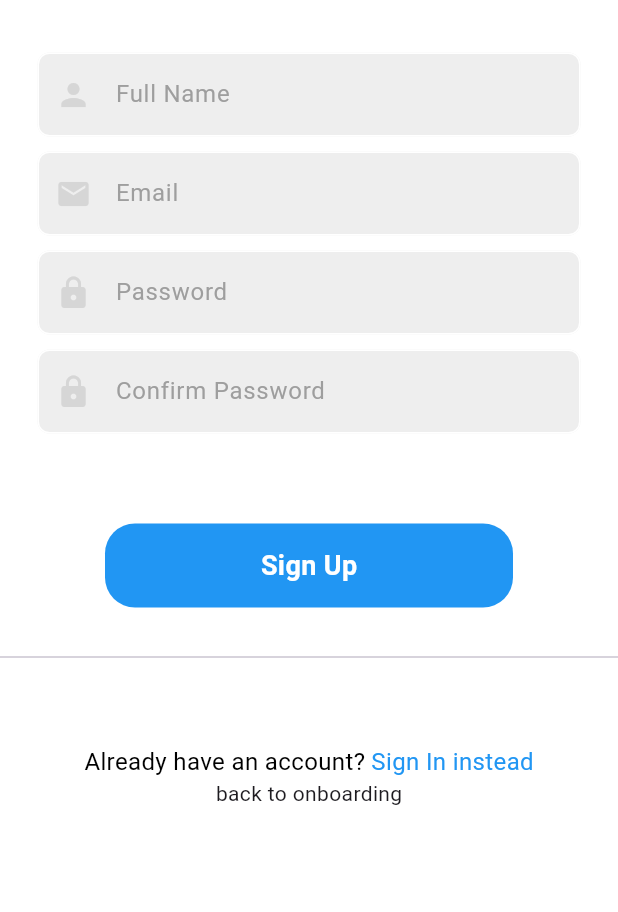
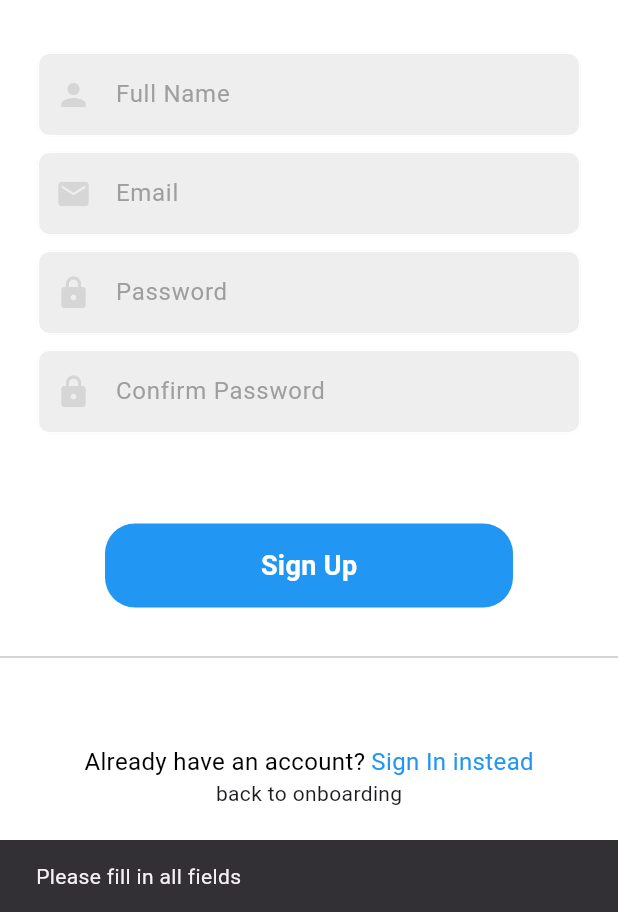
Before and after one commit to avillann00/event-organizer, a Flutter app: the RegisterPage screen opened by its route, after a tap on "Sign Up", on a phone screen of 412 x 824 dp, the part 324-1236 px from its top. Run offline on Flutter 3.47's test engine with Material 3 defaults, Android fonts, the phone set to English and light mode, and no system bars; our stand-ins replace geolocator, google_maps_flutter, lottie, smooth_page_indicator.

Commit message:
(Login/register) add user feedback with Snackbars to auth and address warnings

```diff
--- a/mobile/lib/components/auth_button.dart
+++ b/mobile/lib/components/auth_button.dart
@@ -1,7 +1,4 @@
 import 'package:flutter/material.dart';
-import 'package:http/http.dart' as http;
-import 'dart:convert';
-import 'dart:async';
 
 class AuthButton extends StatelessWidget {
 
--- a/mobile/lib/intro_screens/intro_page_1.dart
+++ b/mobile/lib/intro_screens/intro_page_1.dart
@@ -2,6 +2,7 @@ import 'package:flutter/material.dart';
 import 'package:lottie/lottie.dart';
 
 class IntroPage1 extends StatelessWidget {
+  const IntroPage1({super.key});
   @override
   Widget build(BuildContext context){
     return Container(
--- a/mobile/lib/intro_screens/intro_page_2.dart
+++ b/mobile/lib/intro_screens/intro_page_2.dart
@@ -2,6 +2,7 @@ import 'package:flutter/material.dart';
 import 'package:lottie/lottie.dart';
 
 class IntroPage2 extends StatelessWidget {
+  const IntroPage2({super.key});
   @override
   Widget build(BuildContext context){
     return Container(
--- a/mobile/lib/intro_screens/intro_page_3.dart
+++ b/mobile/lib/intro_screens/intro_page_3.dart
@@ -2,6 +2,7 @@ import 'package:flutter/material.dart';
 import 'package:lottie/lottie.dart';
 
 class IntroPage3 extends StatelessWidget {
+  const IntroPage3({super.key});
   @override
   Widget build(BuildContext context){
     return Container(
--- a/mobile/lib/pages/map_page.dart
+++ b/mobile/lib/pages/map_page.dart
@@ -87,7 +87,7 @@ class _MapPageState extends State<MapPage>{
                           leading: const Icon(Icons.search),
                           hintText: 'Search',
                           backgroundColor: WidgetStateProperty.all(
-                            Colors.white.withOpacity(0.9),
+                            Colors.white.withValues(alpha: 0.9),
                           ),
                           shadowColor: WidgetStateProperty.all(Colors.black),
                           elevation: WidgetStateProperty.all(4.0),
@@ -103,7 +103,7 @@ class _MapPageState extends State<MapPage>{
                       ),
                       const SizedBox(width: 10),
                       Material(
-                        color: Colors.white.withOpacity(0.9),
+                        color: Colors.white.withValues(alpha: 0.9),
                         shape: const CircleBorder(),
                         elevation: 4,
                         child: IconButton(
--- a/mobile/lib/pages/onboarding_screen.dart
+++ b/mobile/lib/pages/onboarding_screen.dart
@@ -16,7 +16,7 @@ class OnBoardingScreen extends StatefulWidget {
 class _OnBoardingScreenState extends State<OnBoardingScreen> {
 
   // this controller keeps track of what page we're on
-  PageController _controller = PageController();
+  final PageController _controller = PageController();
 
   bool onLastPage = false;
 
--- a/mobile/lib/pages/profile_page.dart
+++ b/mobile/lib/pages/profile_page.dart
@@ -1,6 +1,7 @@
 import 'package:flutter/material.dart';
 
 class ProfilePage extends StatelessWidget{
+  const ProfilePage({super.key});
 
   @override
   Widget build(BuildContext context){
--- a/mobile/lib/pages/register_page.dart
+++ b/mobile/lib/pages/register_page.dart
@@ -16,17 +16,23 @@ class RegisterPage extends StatelessWidget {
 
   Future<void> signUpUser(BuildContext context) async{
     if(nameController.text == '' || emailController.text == '' || passwordController.text == '' || passwordAgainController.text == ''){
-      print('missing fields');
+      ScaffoldMessenger.of(context).showSnackBar(
+        SnackBar(content: Text("Please fill in all fields"))
+      );
+      debugPrint('missing fields');
       return;
     }
 
     if(passwordController.text != passwordAgainController.text){
-      print('passwords do not match');
+      ScaffoldMessenger.of(context).showSnackBar(
+        SnackBar(content: Text("Passwords do not match, please try again"))
+      );
+      debugPrint('passwords do not match');
       return;
     }
 
     final response = await http.post(
-      Uri.parse('http://127.0.0.1:5000/api/users/register/user'),
+      Uri.parse('http://64.23.213.176:5000/api/users/register/user'),
       headers: {'Content-Type': 'application/json'},
       body: jsonEncode({
         'name': nameController.text,
@@ -36,12 +42,17 @@ class RegisterPage extends StatelessWidget {
       })
     );
 
+    if (!context.mounted) return;
+
     if(response.statusCode == 200 || response.statusCode == 201){
-      print('user registered: ${response.body}');
+      debugPrint('user registered: ${response.body}');
       Navigator.pushNamed(context, '/userHomePage');
     }
     else{
-      print('registration failed: ${response.body}');
+      ScaffoldMessenger.of(context).showSnackBar(
+        SnackBar(content: Text("Registration failed"))
+      );
+      debugPrint('registration failed: ${response.body}');
     }
   }
 
--- a/mobile/lib/pages/user_homepage.dart
+++ b/mobile/lib/pages/user_homepage.dart
@@ -36,7 +36,7 @@ class _UserHomePageState extends State<UserHomePage> {
               child: Material(
                 elevation: 8,
                 borderRadius: BorderRadius.circular(25),
-                color: Colors.white.withOpacity(0.95),
+                color: Colors.white.withValues(alpha: 0.95),
                 child: Padding(
                   padding: const EdgeInsets.symmetric(vertical: 10, horizontal: 20),
                   child: Row(
```
Also changed, not shown: mobile/lib/pages/login_page.dart (+12 -4 lines).
